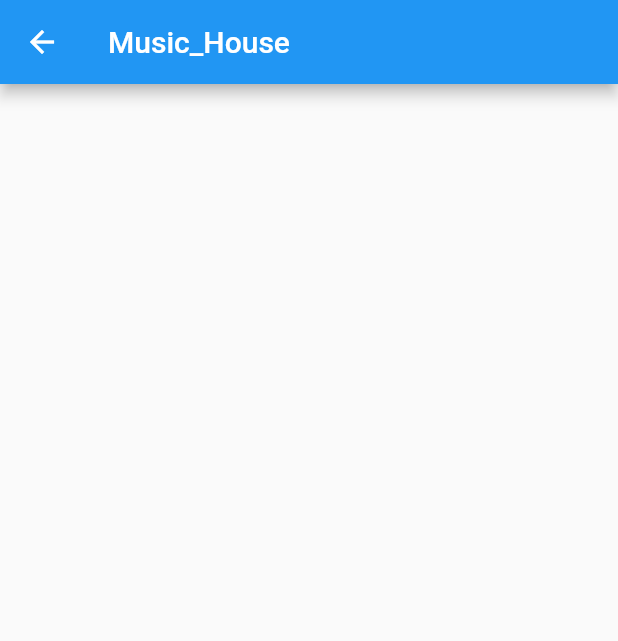
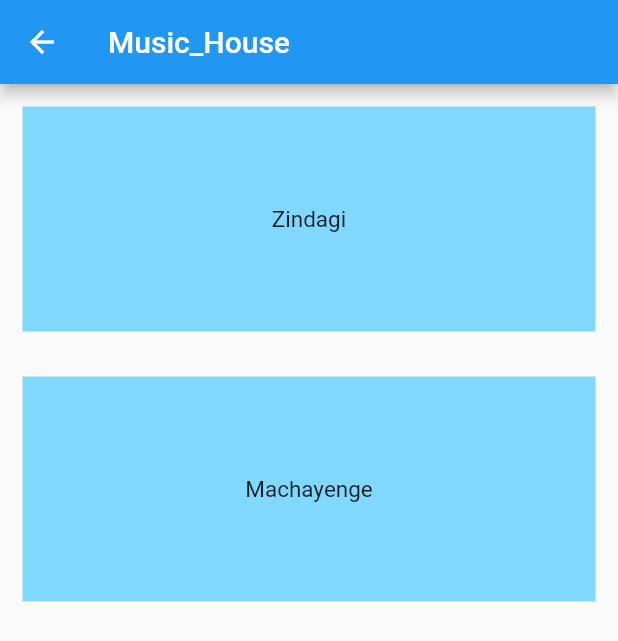
Before and after one commit to VivekTailor19/music_player, a Flutter app: the Music_House screen opened directly, on a phone screen of 412 x 824 dp. Shown: the top 641 px of the screen. Run offline on Flutter 3.47's test engine with Material 2 defaults, Android fonts, the phone set to English and light mode, and no system bars; our stand-ins replace assets_audio_player.

Commit message:
music player

```diff
--- a/lib/main.dart
+++ b/lib/main.dart
@@ -1,6 +1,7 @@
 import 'package:flutter/material.dart';
 import 'package:provider/provider.dart';
 
+import 'music_home.dart';
 import 'music_play.dart';
 import 'music_provider.dart';
 
@@ -15,7 +16,8 @@ void main() {
         child: MaterialApp(
           debugShowCheckedModeBanner: false,
           routes: {
-            "/": (context) => Music_Play(),
+            "/": (context) => Music_House(),
+            "musicitem":(context) => Music_Play(),
           },
         ),
       ),
--- a/lib/music_home.dart
+++ b/lib/music_home.dart
@@ -1,5 +1,8 @@
 import 'package:flutter/cupertino.dart';
 import 'package:flutter/material.dart';
+import 'package:provider/provider.dart';
+
+import 'music_provider.dart';
 
 class Music_House extends StatefulWidget {
   const Music_House({Key? key}) : super(key: key);
@@ -10,18 +13,40 @@ class Music_House extends StatefulWidget {
 
 class _Music_HouseState extends State<Music_House> {
 
+  MusicPlayerProvider? mppT;
+  MusicPlayerProvider? mppF;
+
 
   @override
   Widget build(BuildContext context) {
+
+    mppT = Provider.of<MusicPlayerProvider>(context,listen: true);
+    mppF = Provider.of<MusicPlayerProvider>(context,listen: false);
+
     return SafeArea(
       child: Scaffold(
         appBar: AppBar(title: Text("Music_House"),),
-        body: Column(
-          children: [
+        body: ListView.builder(itemBuilder: (context, index) {
+          return Padding(
+            padding: const EdgeInsets.all(15),
+            child: InkWell(
+              onTap: () {
+                Navigator.pushNamed(context, "musicitem",arguments: index);
+              },
+              child: Container(
+                height: 150,width: 150,
+                color: Colors.lightBlueAccent.shade100,
+                alignment: Alignment.center,
+                child: Text("${mppT!.musicItems[index].name}",style: TextStyle(fontSize: 15),),
+              ),
+            ),
+          );
 
-          ],
+        },
+        scrollDirection: Axis.vertical,
+        itemCount: mppF!.musicItems.length,)
         )
-      ),
+
     );
   }
 }
--- a/lib/music_play.dart
+++ b/lib/music_play.dart
@@ -21,14 +21,18 @@ class _Music_PlayState extends State<Music_Play> {
   MusicPlayerProvider? mppT;
   MusicPlayerProvider? mppF;
 
+
   @override
   void initState() {
-    Provider.of<MusicPlayerProvider>(context,listen: false).initmusic();
+    Provider.of<MusicPlayerProvider>(context,listen: false).initmusic(Provider.of<MusicPlayerProvider>(context,listen: false).number!);
     super.initState();
   }
 
   @override
   Widget build(BuildContext context) {
+
+    mppT!.number = ModalRoute.of(context)!.settings.arguments as int;
+
 
     mppT = Provider.of<MusicPlayerProvider>(context,listen: true);
     mppF = Provider.of<MusicPlayerProvider>(context,listen: false);
--- a/lib/music_provider.dart
+++ b/lib/music_provider.dart
@@ -1,22 +1,32 @@
 import 'package:flutter/cupertino.dart';
 import 'package:assets_audio_player/assets_audio_player.dart';
+
+import 'musicmodel.dart';
 
 class MusicPlayerProvider extends ChangeNotifier
 {
 
-  List<String> MusicItems =[];
+  int? number;
+
+
+  List<MusicModel> musicItems =[
+    MusicModel(name: "Zindagi",path: Audio("assets/audio/zindagi.mp3")),
+    MusicModel(name: "Machayenge",path: Audio("assets/audio/machayenge.mp3")),
+  ];
 
 
   AssetsAudioPlayer audioPlayer = AssetsAudioPlayer();
 
   bool ismusic = false;
 
-  void initmusic()
+  void initmusic(int number)
   {
-    audioPlayer.open(Playlist(audios: [
+    audioPlayer.open(Playlist(
+      audios: [
       Audio("assets/audio/zindagi.mp3"),
       Audio("assets/audio/machayenge.mp3"),
-    ],),autoStart: false,showNotification: true);
+    ],startIndex: number
+    ),autoStart: false,showNotification: true,loopMode: LoopMode.playlist);
     musiclength();
   }
 
--- a/lib/musicmodel.dart
+++ b/lib/musicmodel.dart
@@ -1,6 +1,9 @@
+import 'package:assets_audio_player/assets_audio_player.dart';
+
 class MusicModel
 {
-  String? name,path;
+  String? name;
+  Audio? path;
 
   MusicModel({this.name, this.path});
 }
```
